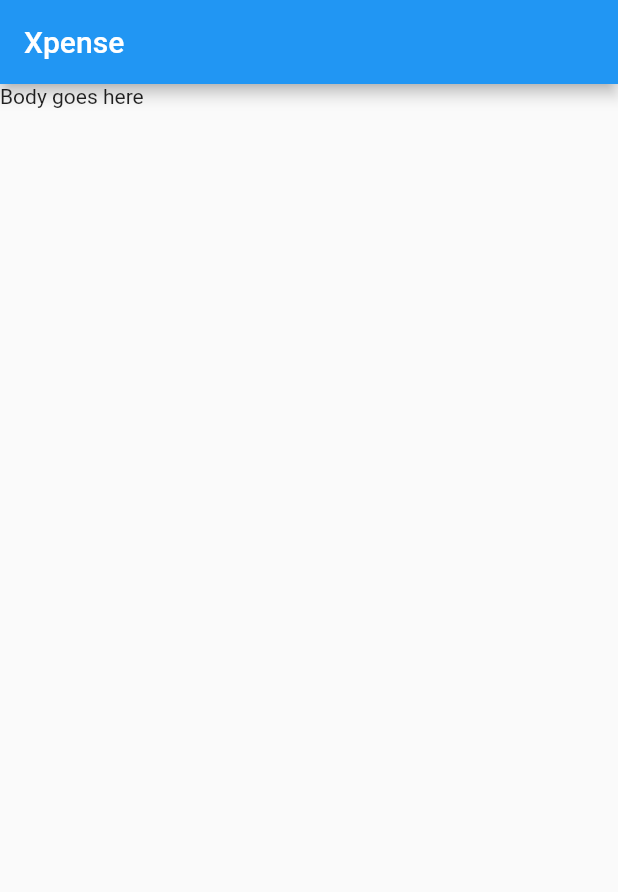
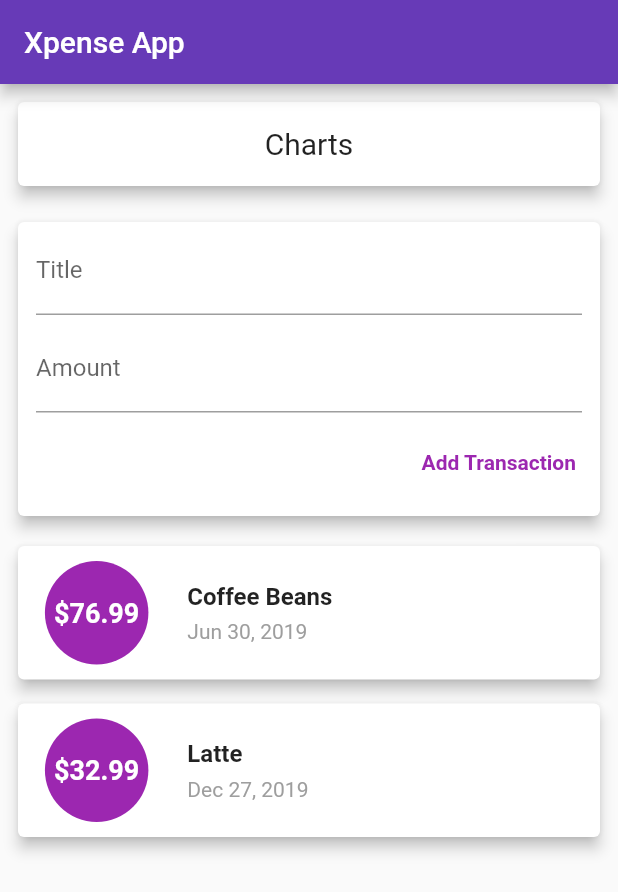
Before and after one commit to eyobofficial/Personal-Expense-App, a Flutter app: the screen it shows after launch, on a phone screen of 412 x 824 dp. Shown: the top 892 px of the screen. Run offline on Flutter 3.47's test engine with Material 2 defaults, Android fonts, the phone set to English and light mode, and no system bars.

Commit message:
Split app to multiple widgets

```diff
--- a/lib/main.dart
+++ b/lib/main.dart
@@ -1,4 +1,7 @@
 import 'package:flutter/material.dart';
+
+import './widgets/chart.dart';
+import './widgets/user_transactions.dart';
 
 void main() => runApp(XpenseApp());
 
@@ -7,19 +10,31 @@ class XpenseApp extends StatelessWidget {
   Widget build(BuildContext context) {
     return MaterialApp(
       title: 'Xpense - Personal Expense App',
+      theme: ThemeData(primaryColor: Colors.deepPurple),
       home: HomePage(),
     );
   }
 }
 
 class HomePage extends StatelessWidget {
+  final titleController = TextEditingController();
+  final amountController = TextEditingController();
+
   @override
   Widget build(BuildContext context) {
     return Scaffold(
       appBar: AppBar(
-        title: Text('Xpense'),
+        title: Text('Xpense App'),
+        // backgroundColor: Colors.amber,
       ),
-      body: Text('Body goes here')
+      body: Column(
+        mainAxisAlignment: MainAxisAlignment.start,
+        crossAxisAlignment: CrossAxisAlignment.stretch,
+        children: <Widget>[
+          Chart(),
+          UserTransactions()
+        ],
+      ),
     );
   }
 }
--- /dev/null
+++ b/lib/models/transaction.dart
@@ -0,0 +1,20 @@
+import 'package:flutter/foundation.dart';
+import 'package:intl/intl.dart';
+
+class Transaction {
+  final String id;
+  final String title;
+  final double amount;
+  final DateTime date;
+
+  Transaction({
+    @required this.id,
+    @required this.title,
+    @required this.amount,
+    @required this.date
+  });
+
+  String get formattedDate {
+    return DateFormat('yMMMd').format(date);
+  }
+}
--- /dev/null
+++ b/lib/widgets/chart.dart
@@ -0,0 +1,22 @@
+import 'package:flutter/material.dart';
+
+class Chart extends StatelessWidget {
+  @override
+  Widget build(BuildContext context) {
+    return Container(
+      width: double.infinity,
+      height: 80.0,
+      child: Card(
+        margin: EdgeInsets.all(12),
+        elevation: 4,
+        child: Center(
+          child: Text(
+            'Charts',
+            style: TextStyle(fontSize: 20),
+            textAlign: TextAlign.center,
+          ),
+        ),
+      ),
+    );
+  }
+}
--- /dev/null
+++ b/lib/widgets/transaction_form.dart
@@ -0,0 +1,66 @@
+import 'package:flutter/material.dart';
+
+
+class TransactionForm extends StatelessWidget {
+  final Function addTransactionCallback;
+  final titleController = TextEditingController();
+  final amountController = TextEditingController();
+
+  TransactionForm(this.addTransactionCallback);
+
+  @override
+  Widget build(BuildContext context) {
+    return Card(
+      margin: EdgeInsets.all(12),
+      elevation: 4,
+      child: Padding(
+        padding: const EdgeInsets.only(bottom: 12.0),
+        child: Column(
+          crossAxisAlignment: CrossAxisAlignment.end,
+          children: [
+            // Title Input
+            Padding(
+              padding: EdgeInsets.symmetric(
+                vertical: 3,
+                horizontal: 12,
+              ),
+              child: TextField(
+                decoration: InputDecoration(labelText: 'Title'),
+                controller: titleController,
+              ),
+            ),
+
+            // Amount Input
+            Padding(
+              padding: EdgeInsets.symmetric(
+                vertical: 3,
+                horizontal: 12,
+              ),
+              child: TextField(
+                  decoration: InputDecoration(labelText: 'Amount'),
+                  controller: amountController
+                ),
+            ),
+
+            // Add Button
+            Padding(
+              padding: const EdgeInsets.only(top: 6),
+              child: FlatButton(
+                onPressed: () {
+                  final title = titleController.text;
+                  final amount = double.parse(amountController.text);
+                  addTransactionCallback(title, amount);
+                },
+                textColor: Colors.purple,
+                child: Text(
+                  'Add Transaction',
+                  style: TextStyle(fontWeight: FontWeight.bold),
+                ),
+              ),
+            ),
+          ],
+        ),
+      ),
+    );
+  }
+}
--- /dev/null
+++ b/lib/widgets/transaction_list.dart
@@ -0,0 +1,75 @@
+import 'package:flutter/material.dart';
+import '../models/transaction.dart';
+
+class TransactionList extends StatelessWidget {
+  final List<Transaction> transactions;
+
+  TransactionList(this.transactions);
+
+  @override
+  Widget build(BuildContext context) {
+    return // Transaction columns
+        Column(
+      children: transactions.reversed.map((transaction) {
+        return Card(
+          margin: EdgeInsets.symmetric(
+            horizontal: 12,
+            vertical: 8,
+          ),
+          elevation: 4,
+          child: Container(
+            padding: EdgeInsets.only(
+              top: 10,
+              bottom: 10,
+            ),
+            child: Row(
+              children: <Widget>[
+                Container(
+                  margin: EdgeInsets.only(right: 8),
+                  padding: EdgeInsets.all(24),
+                  decoration: BoxDecoration(
+                    color: Colors.purple,
+                    shape: BoxShape.circle,
+                  ),
+                  alignment: Alignment.center,
+                  child: Text(
+                    '\$${transaction.amount.toString()}',
+                    style: TextStyle(
+                      fontSize: 18,
+                      fontWeight: FontWeight.bold,
+                      color: Colors.white,
+                    ),
+                  ),
+                ),
+                Column(
+                  crossAxisAlignment: CrossAxisAlignment.start,
+                  children: <Widget>[
+                    Container(
+                      padding: EdgeInsets.only(bottom: 6),
+                      child: Text(
+                        transaction.title,
+                        style: TextStyle(
+                          fontSize: 16,
+                          fontWeight: FontWeight.bold,
+                        ),
+                      ),
+                    ),
+                    Container(
+                      child: Text(
+                        transaction.formattedDate,
+                        style: TextStyle(
+                          fontSize: 14,
+                          color: Colors.grey,
+                        ),
+                      ),
+                    ),
+                  ],
+                ),
+              ],
+            ),
+          ),
+        );
+      }).toList(),
+    );
+  }
+}
--- /dev/null
+++ b/lib/widgets/user_transactions.dart
@@ -0,0 +1,48 @@
+import 'package:flutter/material.dart';
+
+import '../models/transaction.dart';
+import './transaction_form.dart';
+import './transaction_list.dart';
+
+
+class UserTransactions extends StatefulWidget {
+  @override
+  State<StatefulWidget> createState() => _UserTransactionsState();
+}
+
+class _UserTransactionsState extends State<UserTransactions> {
+  final List<Transaction> _transactions = [
+    Transaction(
+      id: 't01',
+      title: 'Latte',
+      amount: 32.99,
+      date: DateTime.now(),
+    ),
+    Transaction(
+      id: 't02',
+      title: 'Coffee Beans',
+      amount: 76.99,
+      date: DateTime(2019, 6, 30),
+    ),
+  ];
+
+  void _addTransaction(String title, double amount) {
+    final newTransaction = Transaction(
+      id: DateTime.now().toString(),  // Temporary solution to make the ID unique
+      title: title,
+      amount: amount,
+      date: DateTime.now()
+    );
+    setState(() => _transactions.add(newTransaction));
+  }
+
+  @override
+  Widget build(BuildContext context) {
+    return Column(
+      children: <Widget>[
+        TransactionForm(_addTransaction),
+        TransactionList(_transactions),
+      ],
+    );
+  }
+}
--- a/pubspec.yaml
+++ b/pubspec.yaml
@@ -19,6 +19,7 @@ environment:
 dependencies:
   flutter:
     sdk: flutter
+  intl: ^0.16.0
 
   # The following adds the Cupertino Icons font to your application.
   # Use with the CupertinoIcons class for iOS style icons.
```
Also changed, not shown: pubspec.lock.
